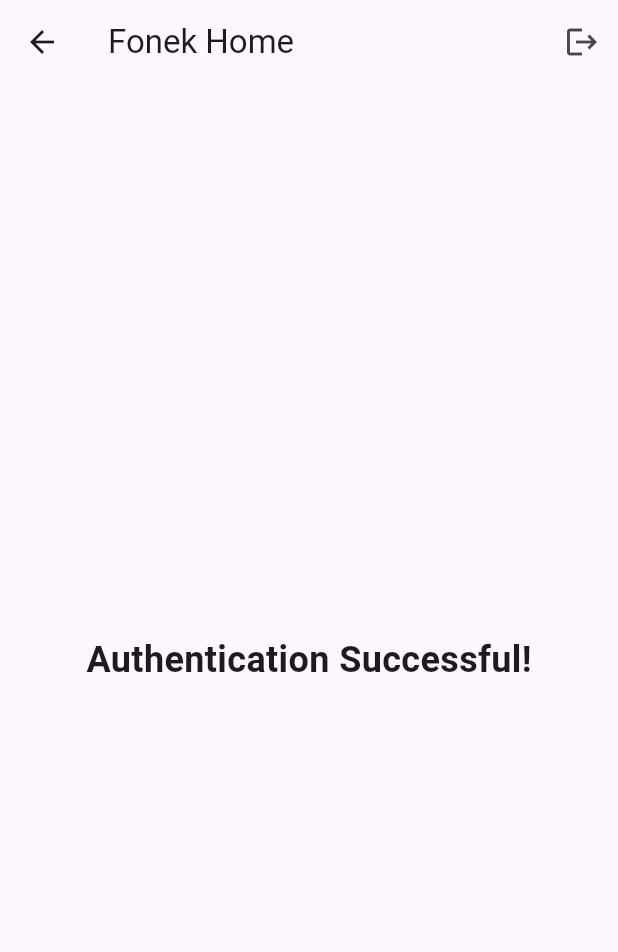
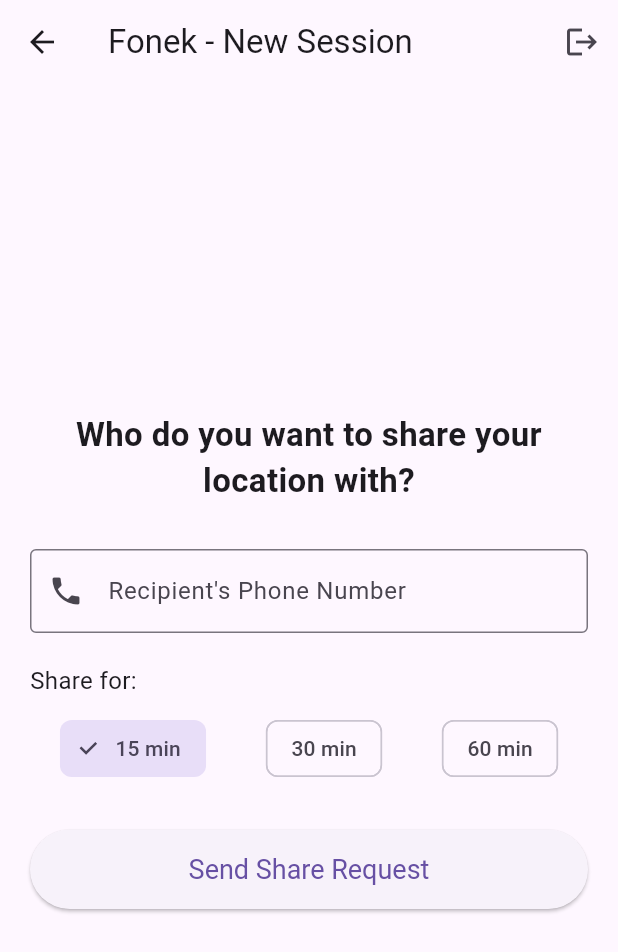
Before and after one commit to serisow/fonek_mobile, a Flutter app: the HomeScreen screen opened directly, on a phone screen of 412 x 824 dp. Shown: the top 952 px of the screen. Run offline on Flutter 3.47's test engine with Material 3 defaults, Android fonts, the light colour scheme and no system bars; our stand-ins replace flutter_dotenv, flutter_riverpod, flutter_secure_storage; accounts and stored records are empty.

Commit message:
feat(mobile): Implement home screen for session creation

```diff
--- /dev/null
+++ b/lib/src/data/repositories/session_repository.dart
@@ -0,0 +1,11 @@
+import '../models/session.dart';
+
+// The contract for the Session Liaison Agent.
+abstract class SessionRepository {
+  Future<Session> createSession({
+    required String recipientPhone,
+    required int durationInMinutes,
+  });
+
+  // We'll add respondToSession and endSession later.
+}
--- /dev/null
+++ b/lib/src/domain/controllers/session_controller.dart
@@ -0,0 +1,36 @@
+import 'package:flutter_riverpod/flutter_riverpod.dart';
+import '../../data/models/session.dart';
+import '../../data/repositories/session_repository.dart';
+
+// The State Tablet for the session feature.
+class SessionState {
+  final Session? activeSession;
+  final bool isLoading;
+  // We'll add more state properties here later (other user position, etc.)
+  SessionState({this.activeSession, this.isLoading = false});
+}
+
+// The SessionController: our "Decider" Artisan for sessions.
+class SessionController extends StateNotifier<SessionState> {
+  final SessionRepository _sessionRepo;
+  SessionController(this._sessionRepo) : super(SessionState());
+
+  // Orchestration method to handle session creation.
+  Future<void> createSession({
+    required String recipientPhone,
+    required int durationInMinutes,
+  }) async {
+    state = SessionState(isLoading: true);
+    try {
+      final newSession = await _sessionRepo.createSession(
+      recipientPhone: recipientPhone,
+      durationInMinutes: durationInMinutes,
+      );
+      state = SessionState(activeSession: newSession, isLoading: false);
+      // TODO: Navigate to a "waiting for recipient" screen.
+    } catch (e) {
+      state = SessionState(isLoading: false);
+      // TODO: Handle error state properly.
+    }
+  }
+}
--- a/lib/src/presentation/screens/home_screen.dart
+++ b/lib/src/presentation/screens/home_screen.dart
@@ -1,32 +1,122 @@
 import 'package:flutter/material.dart';
 import 'package:flutter_riverpod/flutter_riverpod.dart';
+
 import '../../domain/providers.dart';
 
-class HomeScreen extends ConsumerWidget {
+// HomeScreen is a UI Liaison Agent. It translates user actions
+// into commands for the SessionController (our Decider).
+class HomeScreen extends ConsumerStatefulWidget {
   const HomeScreen({super.key});
 
   @override
-  Widget build(BuildContext context, WidgetRef ref) {
+  ConsumerState<HomeScreen> createState() => _HomeScreenState();
+}
+
+class _HomeScreenState extends ConsumerState<HomeScreen> {
+  final _phoneController = TextEditingController();
+  int _selectedDurationMinutes = 15; // Default duration
+
+  @override
+  void dispose() {
+    _phoneController.dispose();
+    super.dispose();
+  }
+
+  // UI Artisan that gives the command to the Decider.
+  void _createSession() {
+    final recipientPhone = _phoneController.text.trim();
+    if (recipientPhone.isEmpty) {
+      // TODO: Show a snackbar error
+      return;
+    }
+
+    // Command the SessionController to create the session.
+    // The UI doesn't know how this is done; it just gives the order.
+    ref.read(sessionControllerProvider.notifier).createSession(
+          recipientPhone: '+$recipientPhone', // Assuming a country code prefix is needed
+          durationInMinutes: _selectedDurationMinutes,
+        );
+  }
+
+  @override
+  Widget build(BuildContext context) {
+    // We will listen to the sessionController to handle navigation or errors later.
+    // final sessionState = ref.watch(sessionControllerProvider);
+
     return Scaffold(
       appBar: AppBar(
-        title: const Text('Fonek Home'),
+        title: const Text('Fonek - New Session'),
         actions: [
-          // Add a sign-out button to the app bar.
           IconButton(
             icon: const Icon(Icons.logout),
             onPressed: () {
-              // The UI simply gives a command to the Decider.
               ref.read(authControllerProvider.notifier).signOut();
             },
           ),
         ],
       ),
-      body: const Center(
-        child: Text(
-          'Authentication Successful!',
-          style: TextStyle(fontSize: 24, fontWeight: FontWeight.bold),
+      body: Padding(
+        padding: const EdgeInsets.all(20.0),
+        child: Column(
+          mainAxisAlignment: MainAxisAlignment.center,
+          crossAxisAlignment: CrossAxisAlignment.stretch,
+          children: [
+            const Text(
+              "Who do you want to share your location with?",
+              style: TextStyle(fontSize: 22, fontWeight: FontWeight.bold),
+              textAlign: TextAlign.center,
+            ),
+            const SizedBox(height: 30),
+            TextField(
+              controller: _phoneController,
+              decoration: const InputDecoration(
+                labelText: 'Recipient\'s Phone Number',
+                border: OutlineInputBorder(),
+                prefixIcon: Icon(Icons.phone),
+              ),
+              keyboardType: TextInputType.phone,
+            ),
+            const SizedBox(height: 20),
+            _buildDurationSelector(),
+            const SizedBox(height: 30),
+            ElevatedButton(
+              style: ElevatedButton.styleFrom(
+                padding: const EdgeInsets.symmetric(vertical: 16),
+                textStyle: const TextStyle(fontSize: 18),
+              ),
+              onPressed: _createSession,
+              child: const Text('Send Share Request'),
+            ),
+          ],
         ),
       ),
     );
   }
+
+  // A helper widget for the duration buttons.
+  Widget _buildDurationSelector() {
+    return Column(
+      crossAxisAlignment: CrossAxisAlignment.start,
+      children: [
+        const Text("Share for:", style: TextStyle(fontSize: 16)),
+        const SizedBox(height: 10),
+        Row(
+          mainAxisAlignment: MainAxisAlignment.spaceAround,
+          children: [15, 30, 60].map((minutes) {
+            return ChoiceChip(
+              label: Text('$minutes min'),
+              selected: _selectedDurationMinutes == minutes,
+              onSelected: (isSelected) {
+                if (isSelected) {
+                  setState(() {
+                    _selectedDurationMinutes = minutes;
+                  });
+                }
+              },
+            );
+          }).toList(),
+        ),
+      ],
+    );
+  }
 }
```
Also changed, not shown: lib/src/data/repositories/session_repository_impl.dart (added, +44 -0 lines), lib/src/domain/providers.dart (+17 -0 lines), 1 other file.
